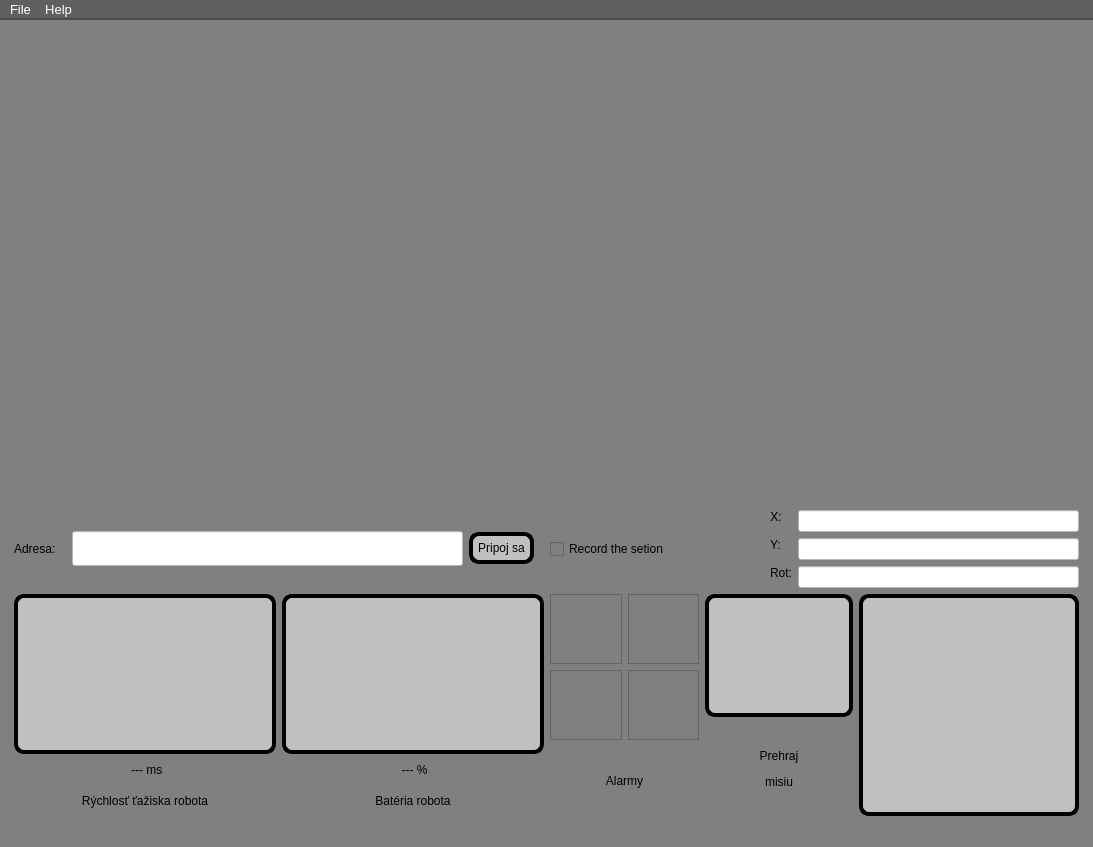
The window that robotGUI/mainwindow.ui (Samwise101/robotHMI) describes before a commit, drawn with Qt 5.
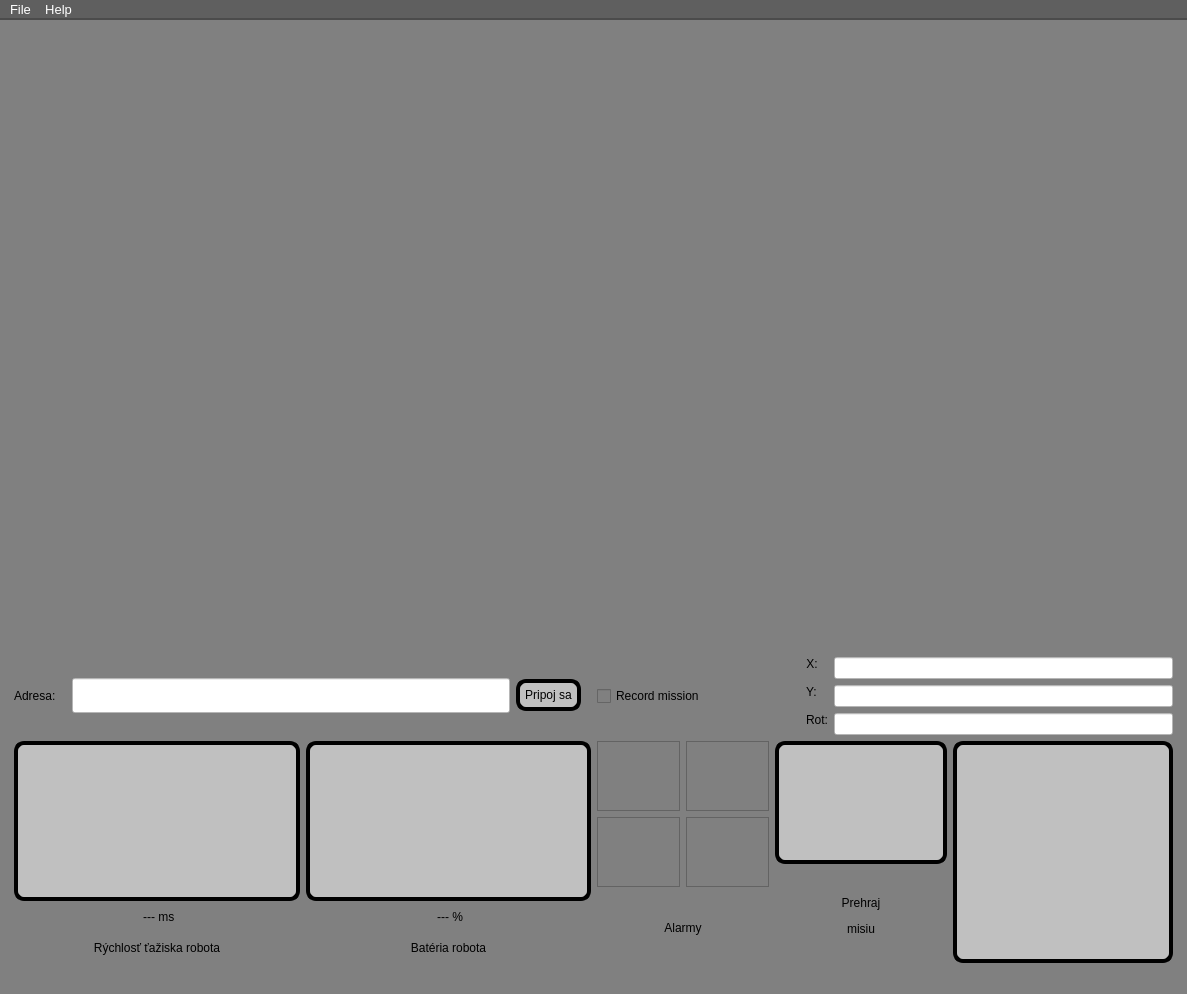
The same window after the commit. Icons and pictures are not drawn.

The edit to the form file:
```diff
--- a/robotGUI/mainwindow.ui
+++ b/robotGUI/mainwindow.ui
@@ -6,8 +6,8 @@
    <rect>
     <x>0</x>
     <y>0</y>
-    <width>1093</width>
-    <height>847</height>
+    <width>1187</width>
+    <height>994</height>
    </rect>
   </property>
   <property name="sizePolicy">
@@ -18,8 +18,8 @@
   </property>
   <property name="minimumSize">
    <size>
-    <width>1093</width>
-    <height>835</height>
+    <width>1187</width>
+    <height>994</height>
    </size>
   </property>
   <property name="windowTitle">
@@ -363,7 +363,7 @@
          </sizepolicy>
         </property>
         <property name="text">
-         <string>Record the setion</string>
+         <string>Record mission</string>
         </property>
        </widget>
       </item>
@@ -695,7 +695,7 @@
     <rect>
      <x>0</x>
      <y>0</y>
-     <width>1093</width>
+     <width>1187</width>
      <height>28</height>
     </rect>
    </property>
```
Left out of the diff: 16 changed lines with no effect on the pictures.
